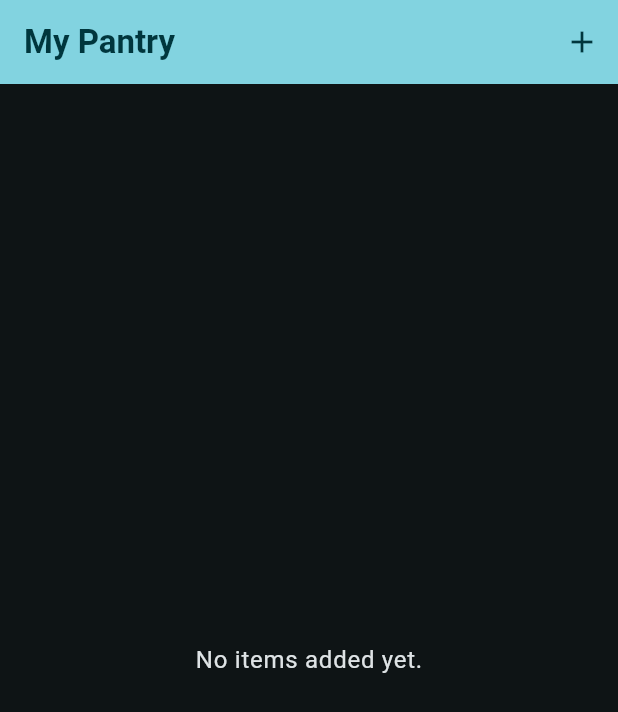
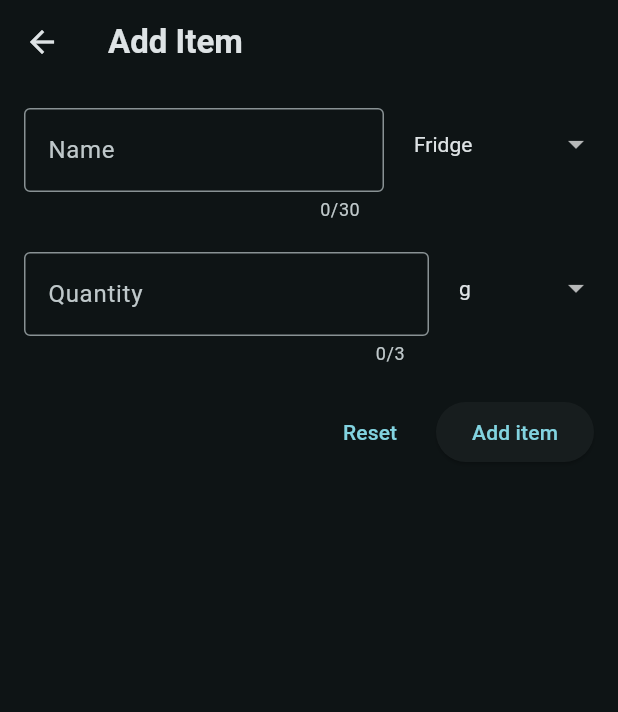
Before and after one commit to BenjaminChoron/smart_pantry, a Flutter app: the screen it shows after launch, after a tap on the "add" icon, on a phone screen of 412 x 824 dp. Shown: the top 712 px of the screen. Run offline on Flutter 3.47's test engine with Material 3 defaults, Android fonts, the phone set to English and light mode, and no system bars; our stand-ins replace flutter_riverpod, google_fonts, sqflite; accounts and stored records are empty.

Commit message:
🚧 Create AddItemScreen

```diff
--- /dev/null
+++ b/lib/screens/add_item.dart
@@ -0,0 +1,153 @@
+import 'package:flutter/material.dart';
+import 'package:flutter_riverpod/flutter_riverpod.dart';
+import 'package:smart_pantry/data/storages.dart';
+import 'package:smart_pantry/data/units.dart';
+import 'package:smart_pantry/models/storage.dart';
+import 'package:smart_pantry/models/unit.dart';
+import 'package:smart_pantry/providers/user_pantry.dart';
+import 'package:smart_pantry/widgets/storage_dropdown_form_input.dart';
+import 'package:smart_pantry/widgets/unit_dropdown_form_input.dart';
+import 'package:smart_pantry/widgets/number_form_input.dart';
+import 'package:smart_pantry/widgets/text_form_input.dart';
+
+class AddItemScreen extends ConsumerStatefulWidget {
+  const AddItemScreen({super.key});
+
+  @override
+  ConsumerState<AddItemScreen> createState() => _AddItemScreenState();
+}
+
+class _AddItemScreenState extends ConsumerState<AddItemScreen> {
+  final _formKey = GlobalKey<FormState>();
+  String _enteredName = '';
+  Storage _selectedStorage = storages[Storages.fridge]!;
+  int _enteredQuantity = 1;
+  Unit _selectedUnit = units[Units.gram]!;
+
+  bool _isSending = false;
+
+  void _saveItem() async {
+    if (_formKey.currentState!.validate()) {
+      setState(() {
+        _isSending = true;
+      });
+
+      _formKey.currentState!.save();
+
+      final result = await ref.read(userPantryProvider.notifier).addItem(
+            _enteredName,
+            _selectedStorage,
+            _enteredQuantity,
+            _selectedUnit,
+          );
+
+      if (!result) {
+        ScaffoldMessenger.of(context).showSnackBar(
+          SnackBar(
+            content:
+                const Text('Failed to add item... Please try again later.'),
+            backgroundColor: Theme.of(context).colorScheme.error,
+            duration: const Duration(seconds: 2),
+          ),
+        );
+
+        return;
+      }
+
+      setState(() {
+        _isSending = false;
+      });
+
+      Navigator.of(context).pop();
+    }
+  }
+
+  @override
+  Widget build(BuildContext context) {
+    return Scaffold(
+      appBar: AppBar(
+        title: const Text('Add Item'),
+      ),
+      body: Padding(
+        padding: const EdgeInsets.all(16),
+        child: Form(
+          key: _formKey,
+          child: Column(
+            children: [
+              Row(
+                crossAxisAlignment: CrossAxisAlignment.start,
+                children: [
+                  Expanded(
+                    flex: 2,
+                    child: TextFormInput(
+                        label: 'Name',
+                        onSaved: (value) {
+                          _enteredName = value;
+                        }),
+                  ),
+                  const SizedBox(width: 20),
+                  Expanded(
+                    flex: 1,
+                    child: StorageDropdownFormInput(
+                        storage: _selectedStorage,
+                        onChanged: (value) {
+                          _selectedStorage = value;
+                        }),
+                  ),
+                ],
+              ),
+              const SizedBox(height: 20),
+              Row(
+                crossAxisAlignment: CrossAxisAlignment.start,
+                children: [
+                  Expanded(
+                    flex: 3,
+                    child: NumberFormInput(
+                        label: 'Quantity',
+                        onSaved: (value) {
+                          _enteredQuantity = value;
+                        }),
+                  ),
+                  const SizedBox(width: 20),
+                  Expanded(
+                    flex: 1,
+                    child: UnitDropdownFormInput(
+                        unit: _selectedUnit,
+                        onChanged: (value) {
+                          _selectedUnit = value;
+                        }),
+                  )
+                ],
+              ),
+              const SizedBox(height: 20),
+              Row(
+                mainAxisAlignment: MainAxisAlignment.end,
+                children: [
+                  TextButton(
+                    onPressed: _isSending
+                        ? null
+                        : () {
+                            _formKey.currentState!.reset();
+                          },
+                    child: const Text('Reset'),
+                  ),
+                  const SizedBox(width: 12),
+                  ElevatedButton(
+                    onPressed: _isSending ? null : _saveItem,
+                    child: _isSending
+                        ? const SizedBox(
+                            width: 16,
+                            height: 16,
+                            child: CircularProgressIndicator(),
+                          )
+                        : const Text('Add item'),
+                  ),
+                ],
+              ),
+            ],
+          ),
+        ),
+      ),
+    );
+  }
+}
--- a/lib/screens/my_pantry.dart
+++ b/lib/screens/my_pantry.dart
@@ -1,4 +1,6 @@
 import 'package:flutter/material.dart';
+
+import 'package:smart_pantry/screens/add_item.dart';
 import 'package:smart_pantry/screens/all_items.dart';
 
 class MyPantryScreen extends StatelessWidget {
@@ -18,7 +20,11 @@ class MyPantryScreen extends StatelessWidget {
         ),
         actions: [
           IconButton(
-            onPressed: () {},
+            onPressed: () {
+              Navigator.of(context).push(
+                MaterialPageRoute(builder: (ctx) => const AddItemScreen()),
+              );
+            },
             icon: Icon(
               Icons.add,
               color: Theme.of(context).colorScheme.onPrimary,
```
